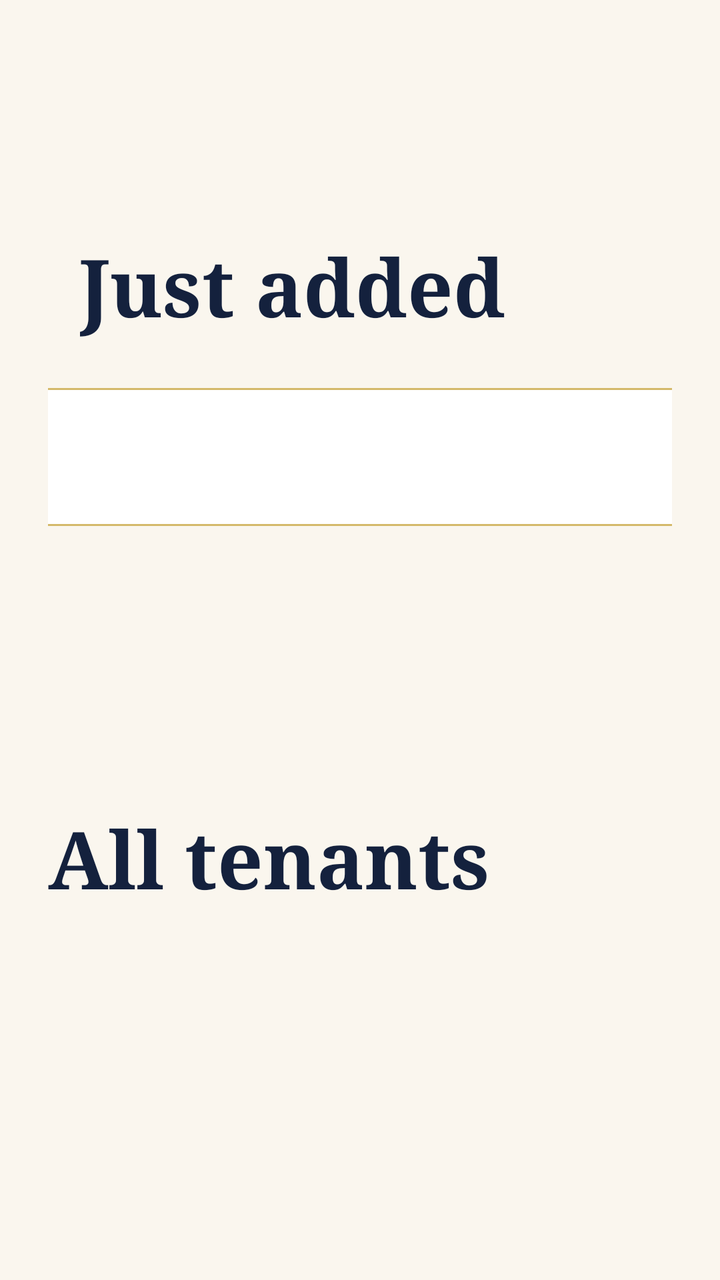
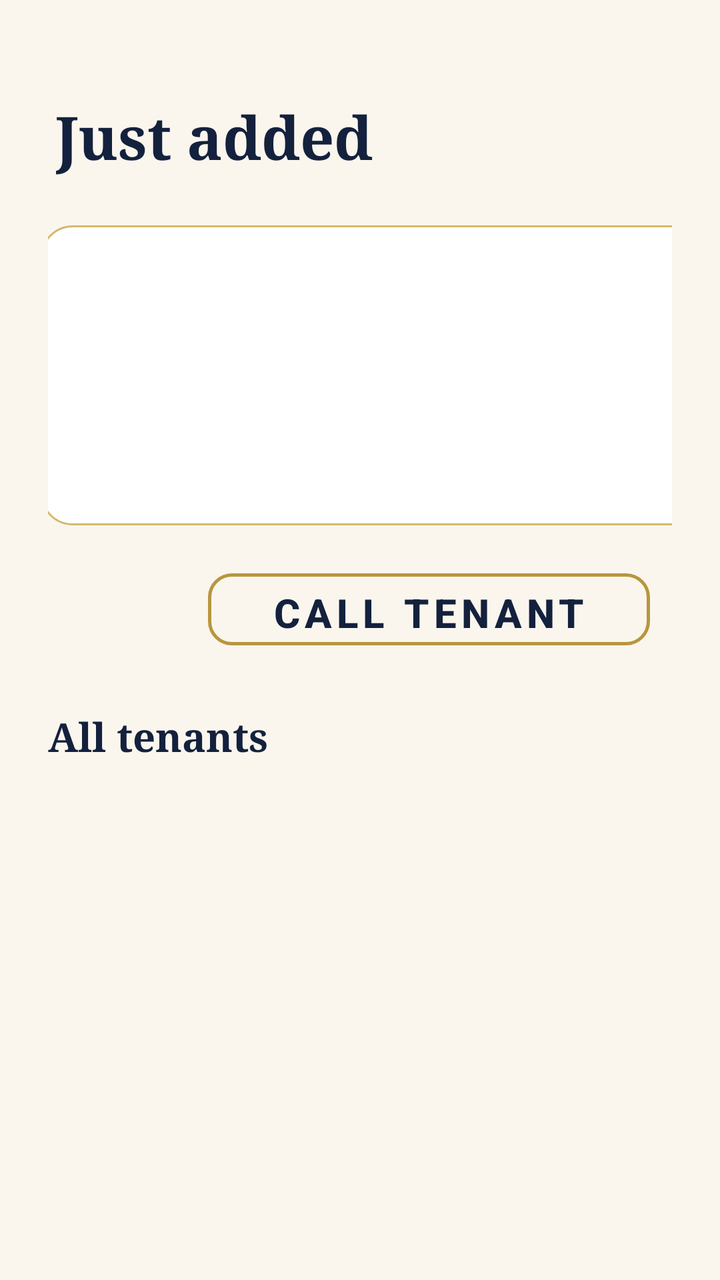

Compare the two renders of this Android layout. The source of the first and the diff that turns it into the second are given below.
<!-- AndroidManifest.xml: application theme Theme.TenantManagementSystem -->
<!-- res/layout/fragment_view_tenants.xml -->
<?xml version="1.0" encoding="utf-8"?>
<layout xmlns:tools="http://schemas.android.com/tools"
    xmlns:android="http://schemas.android.com/apk/res/android"
    xmlns:app="http://schemas.android.com/apk/res-auto">

    <data>
        <variable
            name="tenant"
            type="com.example.tenantmanagementsystem190050.Tenant" />
    </data>

    <ScrollView
        android:layout_width="match_parent"
        android:layout_height="match_parent">

        <androidx.constraintlayout.widget.ConstraintLayout
            android:layout_width="match_parent"
            android:layout_height="wrap_content"
            android:padding="24dp">

            <TextView
                android:id="@+id/newTenantLabel"
                android:layout_width="wrap_content"
                android:layout_height="wrap_content"
                android:layout_marginStart="16dp"
                android:layout_marginTop="92dp"
                android:fontFamily="serif"
                android:text="Just added"
                android:textColor="@color/royal_navy"
                android:textSize="40sp"
                android:textStyle="bold"
                app:layout_constraintStart_toStartOf="parent"
                app:layout_constraintTop_toTopOf="parent" />

            <TextView
                android:id="@+id/newTenantTextView"
                android:layout_width="723dp"
                android:layout_height="69dp"
                android:layout_marginTop="24dp"
                android:background="@drawable/bg_card"
                android:lineSpacingExtra="4dp"
                android:padding="18dp"
                android:text="@{tenant.summary()}"
                android:textColor="@color/ink"
                android:textSize="16sp"
                app:layout_constraintEnd_toEndOf="parent"
                app:layout_constraintHorizontal_bias="0.084"
                app:layout_constraintStart_toStartOf="parent"
                app:layout_constraintTop_toBottomOf="@id/newTenantLabel" />

            <com.google.android.material.button.MaterialButton
                android:id="@+id/callButton"
                android:layout_width="281dp"
                android:layout_height="67dp"
                android:layout_marginStart="316dp"
                android:layout_marginTop="44dp"
                android:letterSpacing="0.12"
                android:text="CALL TENANT"
                android:textColor="@color/royal_navy"
                android:textSize="30sp"
                android:textStyle="bold"
                app:backgroundTint="@android:color/transparent"
                app:cornerRadius="12dp"
                app:layout_constraintStart_toStartOf="parent"
                app:layout_constraintTop_toBottomOf="@id/newTenantTextView"
                app:strokeColor="@color/royal_gold"
                app:strokeWidth="1.5dp" />

            <androidx.constraintlayout.widget.Group
                android:id="@+id/newTenantGroup"
                android:layout_width="wrap_content"
                android:layout_height="wrap_content"
                app:constraint_referenced_ids="newTenantLabel,newTenantTextView,callButton" />

            <TextView
                android:id="@+id/allTenantsLabel"
                android:layout_width="wrap_content"
                android:layout_height="wrap_content"
                android:text="All tenants"
                android:fontFamily="serif"
                android:textStyle="bold"
                android:textSize="40sp"
                android:textColor="@color/royal_navy"
                android:layout_marginTop="28dp"
                app:layout_goneMarginTop="0dp"
                app:layout_constraintTop_toBottomOf="@id/callButton"
                app:layout_constraintStart_toStartOf="parent" />

            <TextView
                android:id="@+id/allTenantsTextView"
                android:layout_width="911dp"
                android:layout_height="74dp"
                android:layout_marginTop="8dp"
                android:lineSpacingExtra="4dp"
                android:textColor="@color/ink"
                android:textSize="16sp"
                app:layout_constraintEnd_toEndOf="parent"
                app:layout_constraintStart_toStartOf="parent"
                app:layout_constraintTop_toBottomOf="@id/allTenantsLabel" />

        </androidx.constraintlayout.widget.ConstraintLayout>
    </ScrollView>
</layout>
<!-- resources referenced by this layout -->
<resources>
  <color name="ink">#1C1C28</color>
  <color name="royal_gold">#B8963E</color>
  <color name="royal_navy">#14213D</color>
  <!-- drawable bg_card (drawable) -->
  <?xml version="1.0" encoding="utf-8"?>
  <shape xmlns:android="http://schemas.android.com/apk/res/android"
      android:shape="rectangle">
      <solid android:color="#FFFFFF" />
      <stroke android:width="1dp" android:color="@color/royal_gold_light" />
      <corners android:radius="16dp" />
  </shape>
  <style name="Theme.TenantManagementSystem" parent="Theme.Material3.Light.NoActionBar">
          <item name="colorPrimary">@color/royal_navy</item>
          <item name="android:windowBackground">@color/ivory</item>
          <item name="android:statusBarColor">@color/ivory</item>
          <item name="android:windowLightStatusBar">true</item>
          <item name="android:textColorHint">#9A927F</item>
      </style>
  <color name="royal_gold_light">#D4B96A</color>
  <color name="ivory">#FAF6EE</color>
</resources>

<!-- the commit's change to res/layout/fragment_view_tenants.xml (unified diff, before → after) -->
@@ -22,20 +22,20 @@
                 android:id="@+id/newTenantLabel"
                 android:layout_width="wrap_content"
                 android:layout_height="wrap_content"
-                android:layout_marginStart="16dp"
-                android:layout_marginTop="92dp"
+                android:layout_marginStart="4dp"
+                android:layout_marginTop="24dp"
                 android:fontFamily="serif"
                 android:text="Just added"
                 android:textColor="@color/royal_navy"
-                android:textSize="40sp"
+                android:textSize="30sp"
                 android:textStyle="bold"
                 app:layout_constraintStart_toStartOf="parent"
                 app:layout_constraintTop_toTopOf="parent" />
 
             <TextView
                 android:id="@+id/newTenantTextView"
-                android:layout_width="723dp"
-                android:layout_height="69dp"
+                android:layout_width="365dp"
+                android:layout_height="150dp"
                 android:layout_marginTop="24dp"
                 android:background="@drawable/bg_card"
                 android:lineSpacingExtra="4dp"
@@ -50,14 +50,14 @@
 
             <com.google.android.material.button.MaterialButton
                 android:id="@+id/callButton"
-                android:layout_width="281dp"
-                android:layout_height="67dp"
-                android:layout_marginStart="316dp"
-                android:layout_marginTop="44dp"
+                android:layout_width="221dp"
+                android:layout_height="44dp"
+                android:layout_marginStart="80dp"
+                android:layout_marginTop="20dp"
                 android:letterSpacing="0.12"
                 android:text="CALL TENANT"
                 android:textColor="@color/royal_navy"
-                android:textSize="30sp"
+                android:textSize="20sp"
                 android:textStyle="bold"
                 app:backgroundTint="@android:color/transparent"
                 app:cornerRadius="12dp"
@@ -79,7 +79,7 @@
                 android:text="All tenants"
                 android:fontFamily="serif"
                 android:textStyle="bold"
-                android:textSize="40sp"
+                android:textSize="20sp"
                 android:textColor="@color/royal_navy"
                 android:layout_marginTop="28dp"
                 app:layout_goneMarginTop="0dp"
@@ -88,8 +88,8 @@
 
             <TextView
                 android:id="@+id/allTenantsTextView"
-                android:layout_width="911dp"
-                android:layout_height="74dp"
+                android:layout_width="311dp"
+                android:layout_height="137dp"
                 android:layout_marginTop="8dp"
                 android:lineSpacingExtra="4dp"
                 android:textColor="@color/ink"
